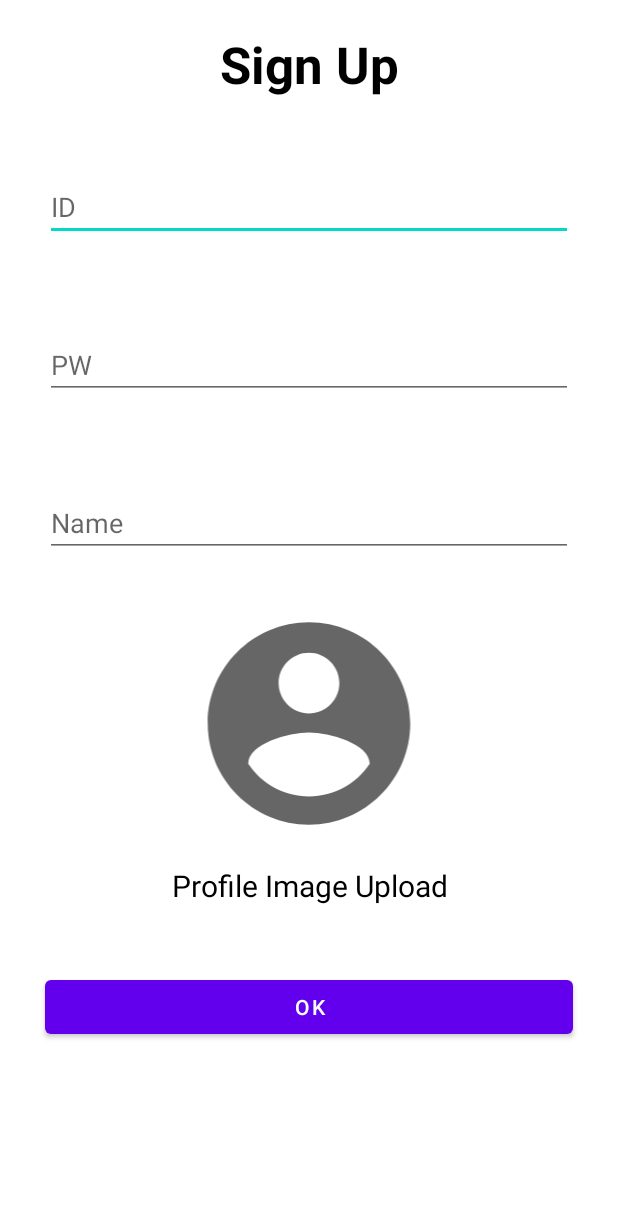
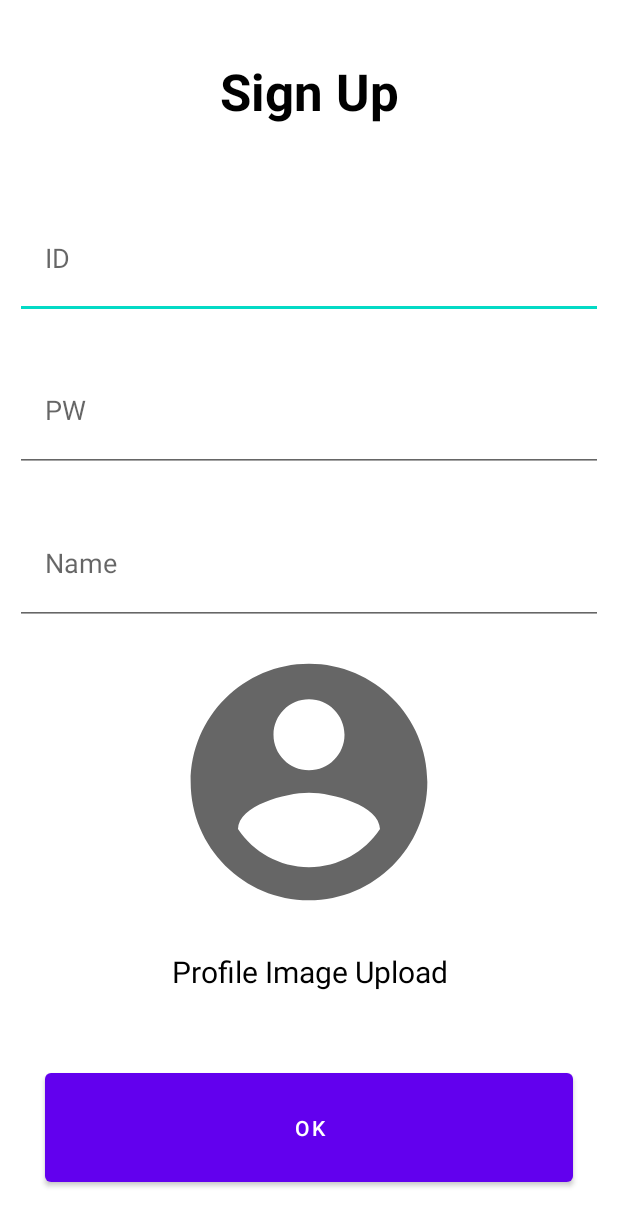
Before and after one commit to junsik1998/2021-1_K-Lab-PROJECT1, an Android app: the SignUpActivity screen opened directly, with no data from a screen before it, on a phone screen of 412 x 824 dp. Shown: the top 1226 px of the screen. Run offline under Robolectric (Android 15) with nearby library versions, the phone set to English and light mode, and no system bars.

Commit message:
Android[12] : Change Sign Up Activity design

```diff
--- a/AndroidApp/app/src/main/res/layout/activity_sign_up.xml
+++ b/AndroidApp/app/src/main/res/layout/activity_sign_up.xml
@@ -11,6 +11,7 @@
         android:id="@+id/textView"
         android:layout_width="match_parent"
         android:layout_height="wrap_content"
+        android:layout_weight="1"
         android:gravity="center"
         android:padding="20dp"
         android:text="Sign Up"
@@ -22,32 +23,39 @@
         android:id="@+id/editTextTextPersonName"
         android:layout_width="match_parent"
         android:layout_height="wrap_content"
-        android:layout_margin="30dp"
+        android:layout_margin="10dp"
+        android:layout_weight="1"
         android:ems="10"
         android:hint="ID"
-        android:inputType="textPersonName" />
+        android:inputType="textPersonName"
+        android:paddingHorizontal="20dp" />
 
     <EditText
         android:id="@+id/editTextTextPersonName2"
         android:layout_width="match_parent"
         android:layout_height="wrap_content"
-        android:layout_margin="30dp"
+        android:layout_margin="10dp"
+        android:layout_weight="1"
         android:ems="10"
         android:hint="PW"
-        android:inputType="textPersonName" />
+        android:inputType="textPersonName"
+        android:paddingHorizontal="20dp" />
 
     <EditText
         android:id="@+id/editTextTextPersonName3"
         android:layout_width="match_parent"
         android:layout_height="wrap_content"
-        android:layout_margin="30dp"
+        android:layout_margin="10dp"
+        android:layout_weight="1"
         android:ems="10"
         android:hint="Name"
-        android:inputType="textPersonName" />
+        android:inputType="textPersonName"
+        android:paddingHorizontal="20dp" />
 
     <LinearLayout
         android:layout_width="match_parent"
         android:layout_height="216dp"
+        android:layout_weight="1"
         android:orientation="vertical">
 
         <ImageView
@@ -73,6 +81,7 @@
         android:layout_width="match_parent"
         android:layout_height="wrap_content"
         android:layout_margin="30dp"
+        android:layout_weight="1"
         android:text="OK" />
 
 </LinearLayout>
```
